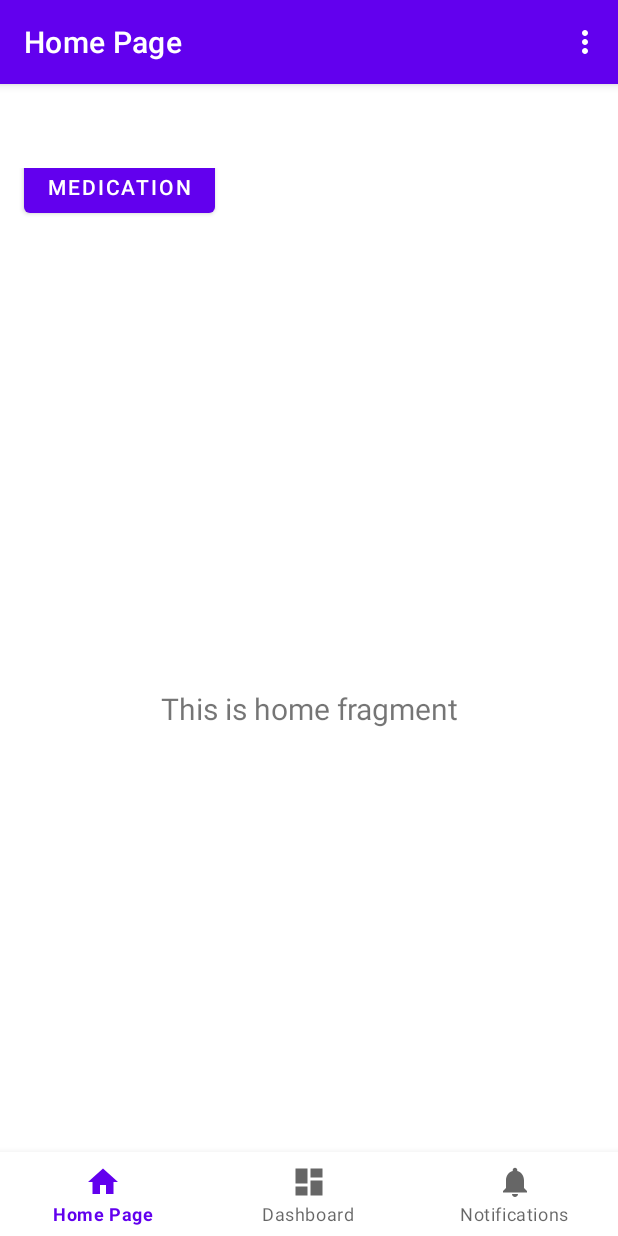
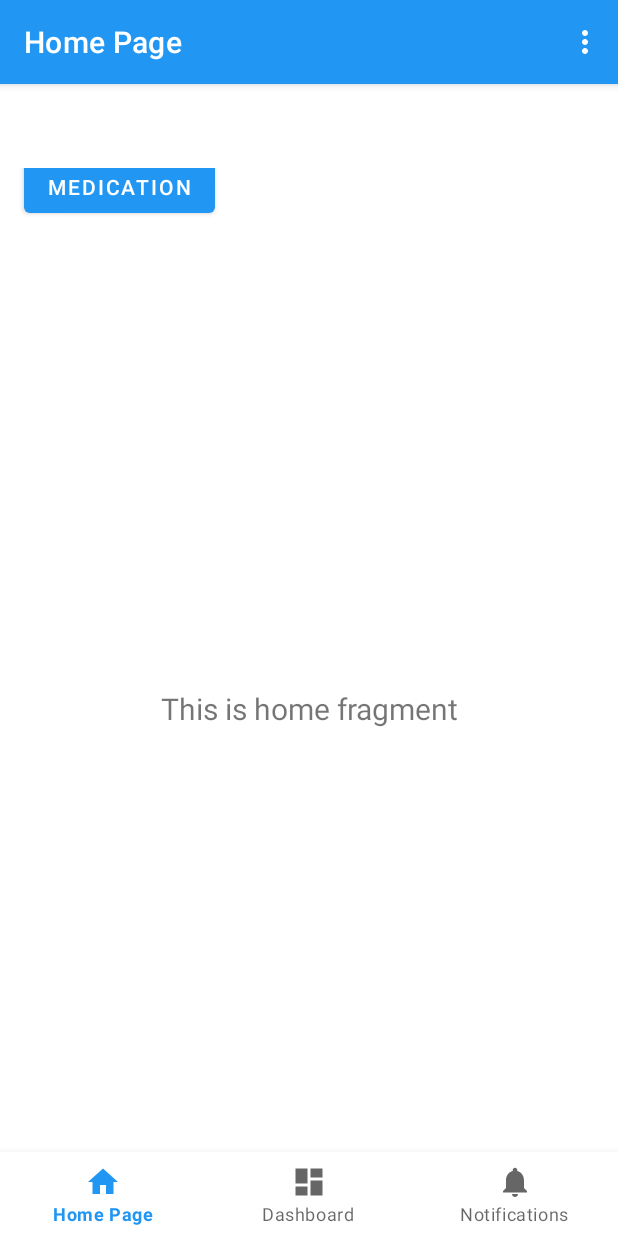
Before and after one commit to binkang666/RemindMed, an Android app: the screen it shows after launch (MainActivity), on a phone screen of 412 x 824 dp. Run offline under Robolectric (Android 15) with nearby library versions, the phone set to English and light mode, and no system bars; our stand-ins replace navigation-ui.

Commit message:
change color setting

```diff
--- a/app/src/main/res/values/colors.xml
+++ b/app/src/main/res/values/colors.xml
@@ -7,4 +7,8 @@
     <color name="teal_700">#FF018786</color>
     <color name="black">#FF000000</color>
     <color name="white">#FFFFFFFF</color>
+    <color name="colorPrimary">#2196F3</color>
+    <color name="colorAccent">#03A9F4</color>
+    <color name="colorPrimaryDark">#1976D2</color>
+    <color name="clickFeedback">#CFD8DC</color>
 </resources>
--- a/app/src/main/res/values/themes.xml
+++ b/app/src/main/res/values/themes.xml
@@ -2,8 +2,8 @@
     <!-- Base application theme. -->
     <style name="Theme.CECS491Project" parent="Theme.MaterialComponents.DayNight.DarkActionBar">
         <!-- Primary brand color. -->
-        <item name="colorPrimary">@color/purple_500</item>
-        <item name="colorPrimaryVariant">@color/purple_700</item>
+        <item name="colorPrimary">@color/colorPrimary</item>
+        <item name="colorPrimaryVariant">@color/colorPrimaryDark</item>
         <item name="colorOnPrimary">@color/white</item>
         <!-- Secondary brand color. -->
         <item name="colorSecondary">@color/teal_200</item>
```
